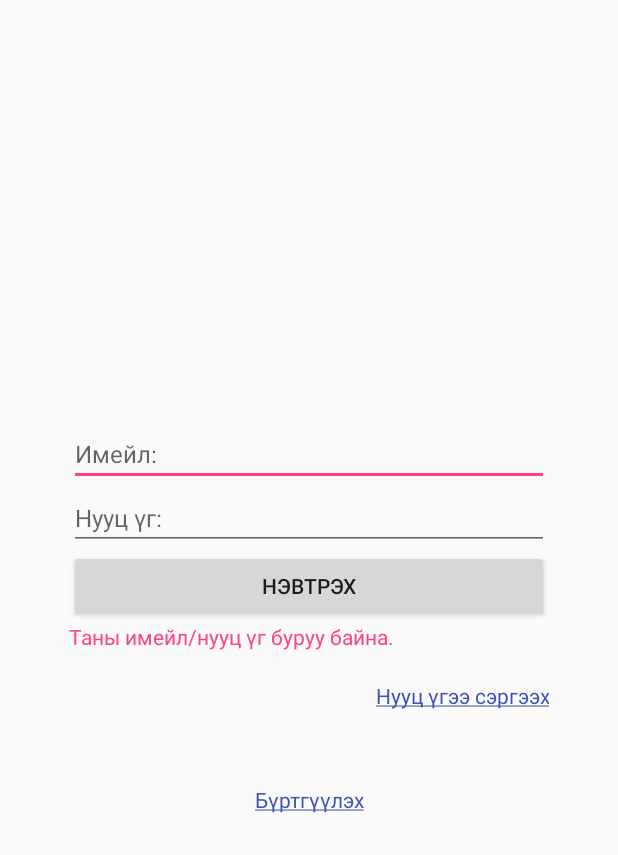
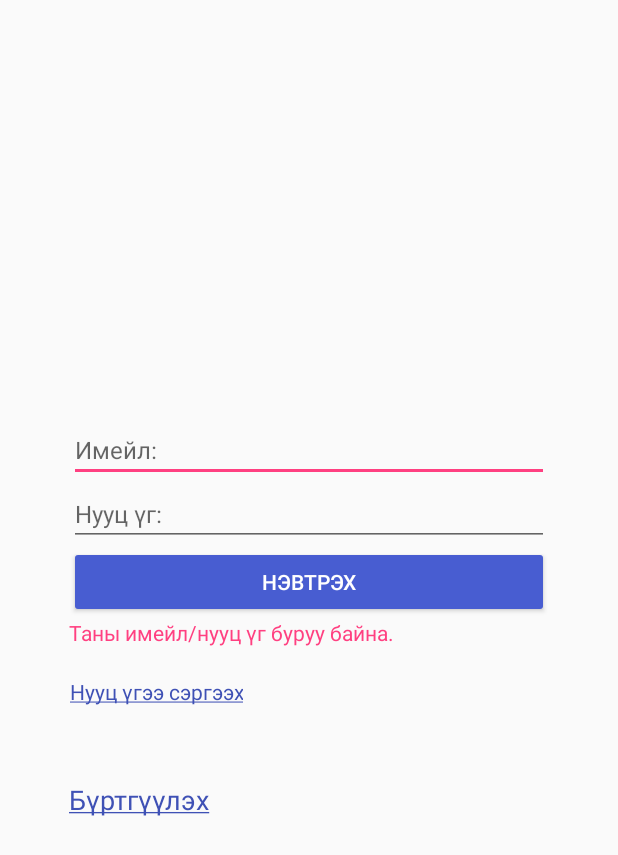
Before and after one commit to Todd2ndLT/Checklist, an Android app: the layout activity_login.xml on its own in the app's theme, with its tools: preview values and no code run, on a phone screen of 412 x 824 dp. Shown: the top 855 px of the screen. Run offline under Robolectric (Android 15) with nearby library versions, the phone set to English and light mode, and no system bars.

Commit message:
Upload updated activity_login

```diff
--- a/app/src/main/java/com/app/todbayar/checklist/MainActivity.java
+++ b/app/src/main/java/com/app/todbayar/checklist/MainActivity.java
@@ -8,6 +8,6 @@ public class MainActivity extends AppCompatActivity {
     @Override
     protected void onCreate(Bundle savedInstanceState) {
         super.onCreate(savedInstanceState);
-        setContentView(R.layout.activity_signup);
+        setContentView(R.layout.activity_login);
     }
 }
--- a/app/src/main/res/layout/activity_login.xml
+++ b/app/src/main/res/layout/activity_login.xml
@@ -1,5 +1,6 @@
 <?xml version="1.0" encoding="utf-8"?>
-<RelativeLayout xmlns:android="http://schemas.android.com/apk/res/android"
+<android.support.constraint.ConstraintLayout xmlns:android="http://schemas.android.com/apk/res/android"
+    xmlns:app="http://schemas.android.com/apk/res-auto"
     xmlns:tools="http://schemas.android.com/tools"
     android:layout_width="match_parent"
     android:layout_height="match_parent"
@@ -11,8 +12,10 @@
         android:layout_width="320dp"
         android:layout_height="wrap_content"
         android:orientation="vertical"
-        android:layout_centerVertical="true"
-        android:layout_centerHorizontal="true"
+        app:layout_constraintLeft_toLeftOf="parent"
+        app:layout_constraintRight_toRightOf="parent"
+        app:layout_constraintTop_toTopOf="parent"
+        app:layout_constraintBottom_toBottomOf="parent"
         >
 
         <EditText
@@ -31,36 +34,39 @@
             android:inputType="textPassword"
             android:autofillHints="@string/login_password"
             android:hint="@string/login_password"
-            android:textSize="16dp" />
+            android:textSize="16sp" />
 
         <Button
             android:layout_width="match_parent"
             android:layout_height="wrap_content"
             android:text="@string/login_button"
+            android:backgroundTint="@color/colorPrimaryLight"
+            android:textColor="#FFFFFF"
             />
 
         <TextView
-            android:layout_width="match_parent"
+            android:layout_width="wrap_content"
             android:layout_height="wrap_content"
             android:textColor="@color/colorAccent"
+            android:textSize="14sp"
             tools:text="@string/login_error" />
 
         <TextView
-            android:layout_width="match_parent"
+            android:layout_width="wrap_content"
             android:layout_height="wrap_content"
             android:layout_marginTop="20dp"
             android:gravity="right"
             tools:text="@string/login_forgot"
-            android:textAllCaps="false"
+            android:textSize="14sp"
             android:textColor="@color/colorPrimary"/>
 
         <TextView
-            android:layout_width="match_parent"
+            android:layout_width="wrap_content"
             android:layout_height="wrap_content"
             android:layout_marginTop="50dp"
             tools:text="@string/login_signup"
             android:gravity="center"
-            android:textAllCaps="false"
+            android:textSize="18sp"
             android:textColor="@color/colorPrimary"/>
     </LinearLayout>
-</RelativeLayout>
+</android.support.constraint.ConstraintLayout>
```
